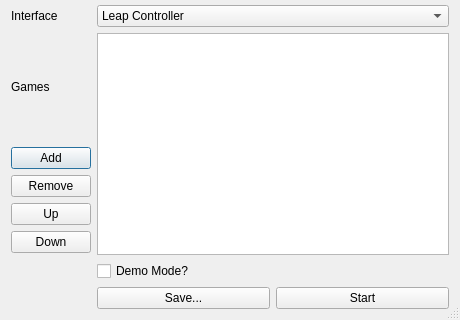
Qt form UI/trialsettingsdialog.ui (garrisoh/Simon-ConCATination) before a commit; both pictures show x 0 to 460 and y 180 to 500 of the 460 by 500 pixel window.
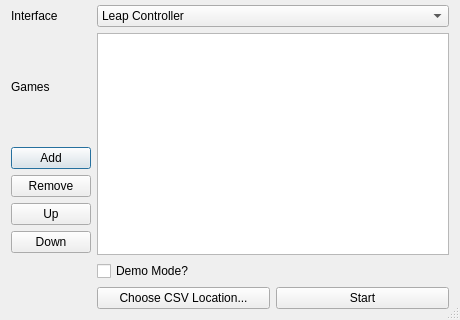
The same form after that commit.

```diff
--- a/UI/trialsettingsdialog.ui
+++ b/UI/trialsettingsdialog.ui
@@ -244,7 +244,7 @@
      <item>
       <widget class="QPushButton" name="pushButton">
        <property name="text">
-        <string>Save...</string>
+        <string>Choose CSV Location...</string>
        </property>
       </widget>
      </item>
```
